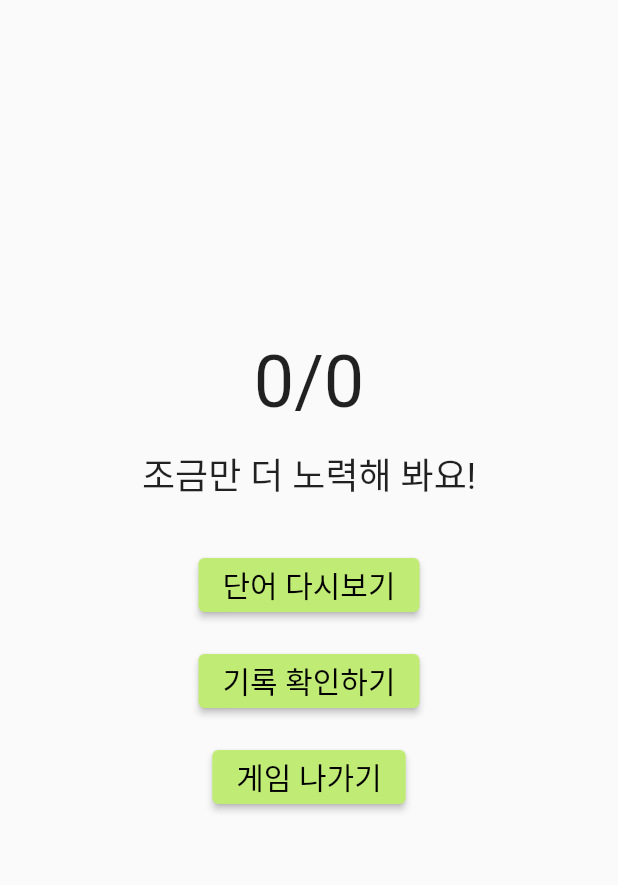
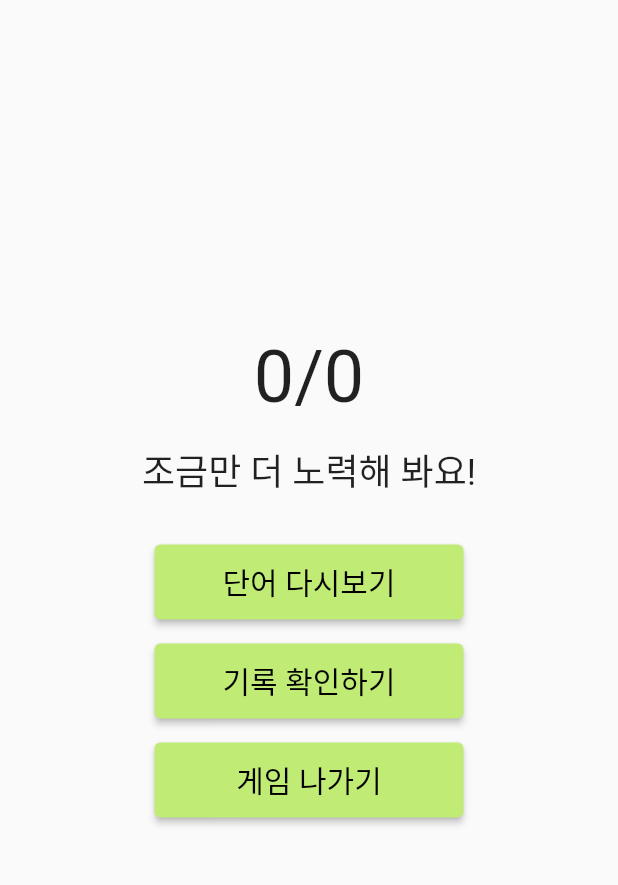
Before and after one commit to TEAM-Runner/AI_HangulLearner-App, a Flutter app: the GameResultScreen screen opened directly with empty values, on a phone screen of 412 x 824 dp, the part 84-969 px from its top. Run offline on Flutter 3.47's test engine with Material 2 defaults, Android fonts, the phone set to English and light mode, and no system bars; our stand-ins replace animated_toggle_switch, auto_size_text, camera, card_swiper, cloud_firestore, email_validator and 5 more; missing offline and left inert: google_mlkit_text_recognition; accounts and stored records are empty.

Commit message:
Fix game result screen button size in screen_game_result.dart
- 게임 결과 스크린의 '단어 다시보기', '기록 확인하기', '나가기' 버튼의 가로 사이즈 통일

```diff
--- a/code230206_hangul_app/lib/screen/screen_game_result.dart
+++ b/code230206_hangul_app/lib/screen/screen_game_result.dart
@@ -1,7 +1,6 @@
 import 'package:flutter/material.dart';
 import 'package:tuple/tuple.dart';
 import 'screen_game_wrongWordList.dart';
-
 
 class GameResultScreen extends StatefulWidget {
   static const String GameResultScreenRouteName = "/GameResultScreen";
@@ -13,10 +12,7 @@ class GameResultScreen extends StatefulWidget {
   _GameResultScreenState createState() => _GameResultScreenState();
 }
 
-
-class _GameResultScreenState extends State<GameResultScreen>{
-
-
+class _GameResultScreenState extends State<GameResultScreen> {
   @override
   Widget build(BuildContext context) {
     // 스크린 사이즈 정의
@@ -29,7 +25,9 @@ class _GameResultScreenState extends State<GameResultScreen>{
 
     int correctCount = 0;
     for (var word in words) {
-      if (word[2] == true) { correctCount++; }
+      if (word[2] == true) {
+        correctCount++;
+      }
     }
 
     String message;
@@ -60,26 +58,40 @@ class _GameResultScreenState extends State<GameResultScreen>{
         child: Column(
           mainAxisAlignment: MainAxisAlignment.center,
           children: [
+            Expanded(
+              child: Container(),
+            ),
             Text(
               '$correctCount/${words.length}',
               style: TextStyle(fontSize: 48),
             ),
             SizedBox(height: 16),
-                Text( message, style: TextStyle(fontSize: 24),),
+            Text(
+              message,
+              style: TextStyle(fontSize: 24),
+            ),
             SizedBox(height: 32),
-                ElevatedButton(
+            SizedBox(
+                width: width * 0.5, // <-- Your width
+                height: 50, // <-- Your height
+                child: ElevatedButton(
                   onPressed: () {
-                    Navigator.pushNamed(context, GameWrongWordListScreen.GameWrongWordListScreenRouteName, arguments: GameWrongWordListScreen(GameWrongWordListScreenText: words));
+                    Navigator.pushNamed(context,
+                        GameWrongWordListScreen.GameWrongWordListScreenRouteName,
+                        arguments: GameWrongWordListScreen(
+                            GameWrongWordListScreenText: words));
                   },
-                  child: Text('단어 다시보기',
-                    style: TextStyle(
-                        fontSize: 20,
-                      color: Colors.black
+                  child: Text(
+                    '단어 다시보기',
+                    style: TextStyle(fontSize: 20, color: Colors.black),
                   ),
                 ),
             ),
             SizedBox(height: 16),
-                ElevatedButton(
+            SizedBox(
+              width: width * 0.5, // <-- Your width
+              height: 50, // <-- Your height
+              child: ElevatedButton(
                 onPressed: () {
                   // 랭킹 화면으로 연결
                 },
@@ -89,19 +101,27 @@ class _GameResultScreenState extends State<GameResultScreen>{
                       color: Colors.black
                   ),),
               ),
+            ),
             SizedBox(height: 16),
-                ElevatedButton(
-                  onPressed: () {Navigator.pop(context);},
-                  child: Text('게임 나가기',
-                    style: TextStyle(
-                        fontSize: 20,
-                        color: Colors.black
-                    ),),
+            SizedBox(
+              width: width * 0.5, // <-- Your width
+              height: 50, // <-- Your height
+              child: ElevatedButton(
+                onPressed: () {
+                  Navigator.pop(context);
+                },
+                child: Text(
+                  '게임 나가기',
+                  style: TextStyle(fontSize: 20, color: Colors.black),
+                ),
+              ),
+            ),
+            Expanded(
+              child: Container(),
             ),
           ],
         ),
       ),
-        )
-    );
+    ));
   }
 }
```
Lines whose indentation alone changed are shown as unchanged.
